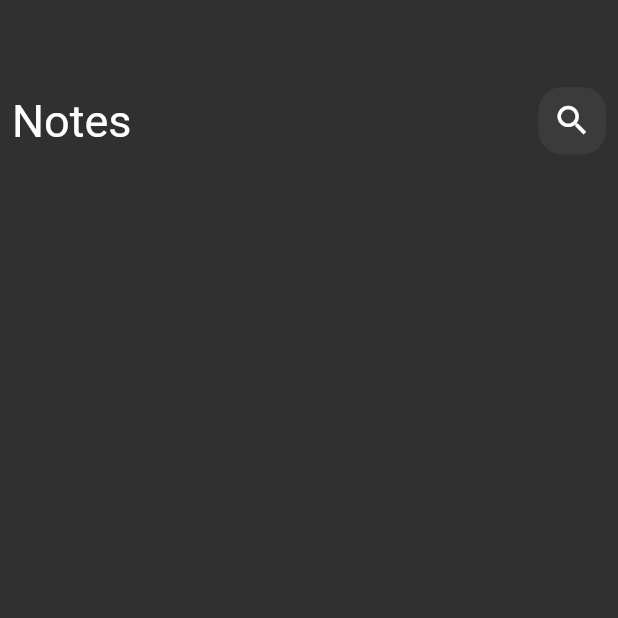
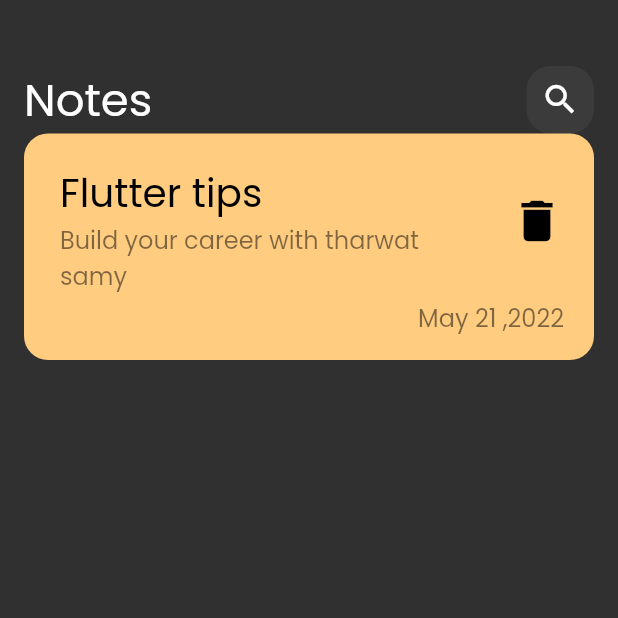
Before and after one commit to mo-abujabal/Notes-App, a Flutter app: the screen it shows after launch, on a phone screen of 412 x 824 dp, the top half of it. Run offline on Flutter 3.47's test engine with Material 2 defaults, Android fonts, the phone set to English and light mode, and no system bars.

Commit message:
note item

```diff
--- a/lib/main.dart
+++ b/lib/main.dart
@@ -11,7 +11,10 @@ class NotesApp extends StatelessWidget {
   @override
   Widget build(BuildContext context) {
     return MaterialApp(
-      theme: ThemeData.dark(),
+      theme: ThemeData(
+        brightness: Brightness.dark,
+        fontFamily: 'Poppins',
+      ),
       home: const NotesView(),
     );
   }
--- /dev/null
+++ b/lib/widgets/costum_icon_note.dart
@@ -0,0 +1,61 @@
+import 'package:flutter/material.dart';
+
+class NoteItem extends StatelessWidget {
+  const NoteItem({super.key});
+
+  @override
+  Widget build(BuildContext context) {
+    return Container(
+      padding: const EdgeInsets.only(
+        top: 16,
+        bottom: 16,
+        left: 8,
+      ),
+      decoration: BoxDecoration(
+        color: Color(0xffFFCC80),
+        borderRadius: BorderRadius.circular(16),
+      ),
+      child: Column(
+        crossAxisAlignment: CrossAxisAlignment.end,
+        children: [
+          ListTile(
+            title: const Text(
+              'Flutter tips',
+              style: TextStyle(
+                color: Colors.black,
+                fontSize: 26,
+              ),
+            ),
+            subtitle: Text(
+              'Build your career with tharwat samy',
+              style: TextStyle(
+                color: Colors.black.withOpacity(0.5),
+                fontSize: 16,
+              ),
+            ),
+            trailing: IconButton(
+              onPressed: () {},
+              icon: const Icon(
+                Icons.delete,
+                color: Colors.black,
+                size: 36,
+              ),
+            ),
+          ),
+          Padding(
+            padding: const EdgeInsets.only(
+              right: 20,
+            ),
+            child: Text(
+              'May 21 ,2022',
+              style: TextStyle(
+                color: Colors.black.withOpacity(0.5),
+                fontSize: 16,
+              ),
+            ),
+          ),
+        ],
+      ),
+    );
+  }
+}
--- a/lib/widgets/notes_view_body.dart
+++ b/lib/widgets/notes_view_body.dart
@@ -1,5 +1,7 @@
 import 'package:flutter/cupertino.dart';
+import 'package:flutter/material.dart';
 
+import 'costum_icon_note.dart';
 import 'custom_app_bar.dart';
 
 class NoteViewBody extends StatelessWidget {
@@ -8,12 +10,13 @@ class NoteViewBody extends StatelessWidget {
   @override
   Widget build(BuildContext context) {
     return Padding(
-      padding: const EdgeInsets.all(8.0),
+      padding: const EdgeInsets.all(16),
       child: Column(children: const [
         SizedBox(
-          height: 50,
+          height: 28,
         ),
-        CustomAppBar()
+        CustomAppBar(),
+        NoteItem(),
       ]),
     );
   }
```
Also changed, not shown: pubspec.yaml (+4 -4 lines), assets/fonts/Poppins-Regular.ttf (added).
